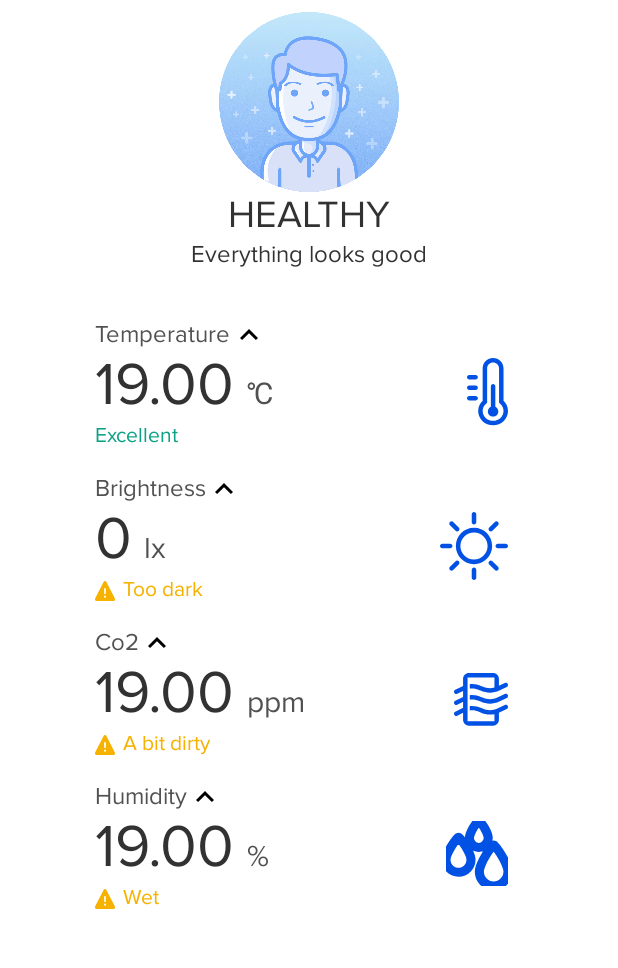
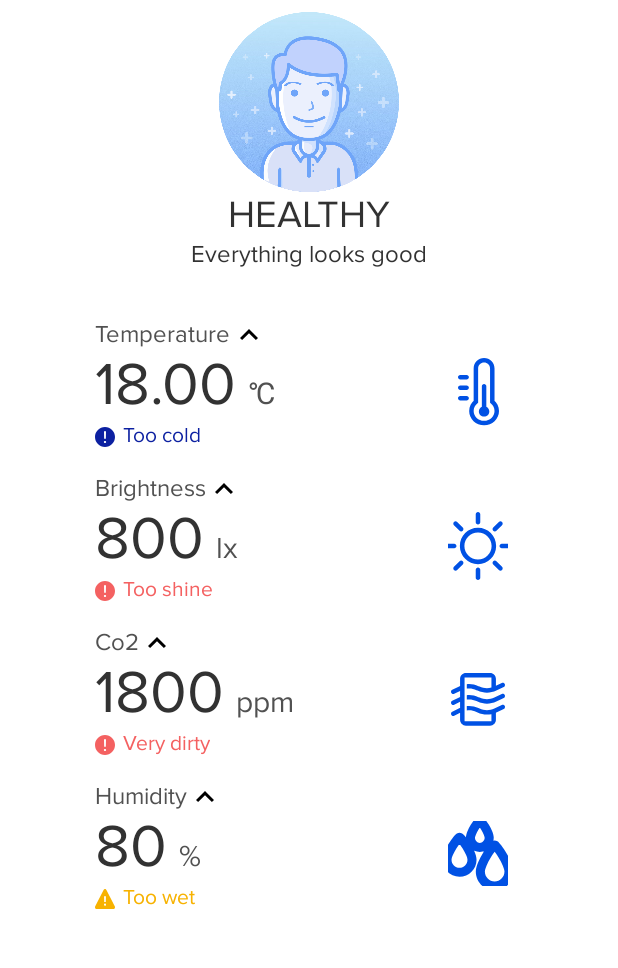
Before and after one commit to Solovova/SmartOfficeK, an Android app: the screen it shows after launch (MainActivity), after a tap on "Room 8", on a phone screen of 412 x 824 dp, the part 47-1015 px from its top. Run offline under Robolectric (Android 15) with nearby library versions, the light colour scheme and no system bars.

Commit message:
new type of def values

```diff
--- a/app/src/main/java/com/example/smartoffice/dataclass/DataAlarmSensorIndicator.kt
+++ /dev/null
@@ -1,6 +0,0 @@
-package com.example.smartoffice.dataclass
-
-data class DataAlarmSensorIndicator(val icon_visible: Boolean,
-                                    val icon_id_pic: Int,
-                                    val text: String,
-                                    val text_color_id: Int)
--- a/app/src/main/java/com/example/smartoffice/dataclass/DataIndicatorTypeDef.kt
+++ b/app/src/main/java/com/example/smartoffice/dataclass/DataIndicatorTypeDef.kt
@@ -2,13 +2,13 @@ package com.example.smartoffice.dataclass
 
 class DataIndicatorTypeDef {
     var defValue: Double = 0.0
-    var defAlarmBorder: Array<Double> = Array(2) {0.0; 0.0}
+    var defAlarmBorder = arrayOf<Double> (0.0, 0.0)
     var defTypeOfAlarm: Int = 0 //0 - left and right borders 1 - up and upper border
     var idBigPicture: Int = 0
-    var defTextAlarm: Array<String> = Array(3) {"";"";""}
-    var defTextAlarmIdColor: Array<Int> = Array(3) {0;0;0}
-    var defTextAlarmIdImage: Array<Int> = Array(3) {0;0;0}
-    var defOnButtonAlarmIdImage: Array<Int> = Array(3) {0;0;0}
+    var defTextAlarm = arrayOf<String> ("","","")
+    var defTextAlarmIdColor = arrayOf<Int> (0,0,0)
+    var defTextAlarmIdImage = arrayOf<Int> (0,0,0)
+    var defOnButtonAlarmIdImage = arrayOf<Int> (0,0,0)
     var defFormatString: String = ""
     var defDescribeValue: String = ""
     var defDescribe: String = ""
--- a/app/src/main/java/com/example/smartoffice/service/Sensor.kt
+++ b/app/src/main/java/com/example/smartoffice/service/Sensor.kt
@@ -10,12 +10,14 @@ class Sensor {
     var indicators = mutableListOf<SensorIndicator>()
     var sensorID: String = ""
     var sensorName: String = ""
+    val sensorContainer: SensorContainer
     private var sensorButton: SensorButton? = null
     private var fragmentSensor: FragmentSensor? = null
     private var sensorIndicatorContainer: LinearLayout? = null
 
 
-    constructor(_sensorID: String) {
+    constructor(_sensorID: String, _sensorContainer: SensorContainer) {
+        this.sensorContainer = _sensorContainer
         this.sensorID = _sensorID
     }
 
@@ -62,13 +64,13 @@ class Sensor {
         if (testSensorIndicatorType == null) return
         var sensorIndicator: SensorIndicator
         for (ind in 0 until testSensorIndicatorType.size) {
-            sensorIndicator = SensorIndicator(testSensorIndicatorType[ind])
+            sensorIndicator = SensorIndicator(testSensorIndicatorType[ind],this)
             sensorIndicator.testGenerateData()
             indicators.add(sensorIndicator)
         }
     }
 
-    fun getArarmState(type: EnumIndicatorsType): Int {
+    fun getAlarmState(type: EnumIndicatorsType): Int {
         var maxAlarm  = 0
         for (indicator in indicators){
             if (indicator.type == type) {
--- a/app/src/main/java/com/example/smartoffice/service/SensorContainer.kt
+++ b/app/src/main/java/com/example/smartoffice/service/SensorContainer.kt
@@ -22,15 +22,15 @@ class SensorContainer {
         //Temperature
         tmpDataIndicatorTypeDef = DataIndicatorTypeDef()
         with(tmpDataIndicatorTypeDef) {
-            defValue = 20.0
-            defAlarmBorder          = Array(2){19.0; 26.0}
+            defValue = 18.0
+            defAlarmBorder          = arrayOf(19.0, 26.0)
             defTypeOfAlarm          = 0
-            defTextAlarm            = Array(3) {"Excellent"; "Too cold"; "Too hot"}
-            defTextAlarmIdColor     = Array(3) {R.color.colorSOGreen; R.color.colorSOBlue; R.color.colorSORed}
-            defTextAlarmIdImage     = Array(3) {0; R.drawable.ic_sensor_pic_blue; R.drawable.ic_sensor_pic_red}
-            defOnButtonAlarmIdImage = Array(3) {0; R.drawable.ic_sensor_pic_blue; R.drawable.ic_sensor_pic_red}
+            defTextAlarm            = arrayOf("Excellent", "Too cold", "Too hot")
+            defTextAlarmIdColor     = arrayOf(R.color.colorSOGreen, R.color.colorSOBlue, R.color.colorSORed)
+            defTextAlarmIdImage     = arrayOf(0, R.drawable.ic_sensor_pic_blue, R.drawable.ic_sensor_pic_red)
+            defOnButtonAlarmIdImage = arrayOf(0, R.drawable.ic_sensor_pic_blue, R.drawable.ic_sensor_pic_red)
             idBigPicture            = R.drawable.ic_sensor_temperature
-            defFormatString         = "%.0f"
+            defFormatString         = "%.2f"
             defDescribeValue        = "℃"
             defDescribe             = "Temperature"
         }
@@ -39,21 +39,51 @@ class SensorContainer {
         //Brightness
         tmpDataIndicatorTypeDef = DataIndicatorTypeDef()
         with(tmpDataIndicatorTypeDef) {
-
+            defValue = 800.0
+            defAlarmBorder          = arrayOf(200.0, 600.0)
+            defTypeOfAlarm          = 0
+            defTextAlarm            = arrayOf("Excellent", "Too dark", "Too shine")
+            defTextAlarmIdColor     = arrayOf(R.color.colorSOGreen, R.color.colorSOBlue, R.color.colorSORed)
+            defTextAlarmIdImage     = arrayOf(0, R.drawable.ic_sensor_pic_blue, R.drawable.ic_sensor_pic_red)
+            defOnButtonAlarmIdImage = arrayOf(0, R.drawable.ic_sensor_pic_blue, R.drawable.ic_sensor_pic_red)
+            idBigPicture            = R.drawable.ic_sensor_brightness
+            defFormatString         = "%.0f"
+            defDescribeValue        = "lx"
+            defDescribe             = "Brightness"
         }
         sensorIndicatorDef[EnumIndicatorsType.Brightness] = tmpDataIndicatorTypeDef
 
         //Co2
         tmpDataIndicatorTypeDef = DataIndicatorTypeDef()
         with(tmpDataIndicatorTypeDef) {
-
+            defValue = 1800.0
+            defAlarmBorder          = arrayOf(1000.0, 1400.0)
+            defTypeOfAlarm          = 1
+            defTextAlarm            = arrayOf("Excellent", "A bit dirty", "Very dirty")
+            defTextAlarmIdColor     = arrayOf(R.color.colorSOGreen, R.color.colorSOYellow, R.color.colorSORed)
+            defTextAlarmIdImage     = arrayOf(0, R.drawable.ic_sensor_pic_yellow, R.drawable.ic_sensor_pic_red)
+            defOnButtonAlarmIdImage = arrayOf(0, R.drawable.ic_sensor_pic_yellow, R.drawable.ic_sensor_pic_red)
+            idBigPicture            = R.drawable.ic_sensor_co2
+            defFormatString         = "%.0f"
+            defDescribeValue        = "ppm"
+            defDescribe             = "Co2"
         }
         sensorIndicatorDef[EnumIndicatorsType.Co2] = tmpDataIndicatorTypeDef
 
         //Humidity
         tmpDataIndicatorTypeDef = DataIndicatorTypeDef()
         with(tmpDataIndicatorTypeDef) {
-
+            defValue = 80.0
+            defAlarmBorder          = arrayOf(70.0, 90.0)
+            defTypeOfAlarm          = 1
+            defTextAlarm            = arrayOf("Excellent", "Too wet", "Very wet")
+            defTextAlarmIdColor     = arrayOf(R.color.colorSOGreen, R.color.colorSOYellow, R.color.colorSORed)
+            defTextAlarmIdImage     = arrayOf(0, R.drawable.ic_sensor_pic_yellow, R.drawable.ic_sensor_pic_red)
+            defOnButtonAlarmIdImage = arrayOf(0, R.drawable.ic_sensor_pic_yellow, R.drawable.ic_sensor_pic_red)
+            idBigPicture            = R.drawable.ic_sensor_humidity
+            defFormatString         = "%.0f"
+            defDescribeValue        = "%"
+            defDescribe             = "Humidity"
         }
         sensorIndicatorDef[EnumIndicatorsType.Humidity] = tmpDataIndicatorTypeDef
     }
@@ -88,6 +118,12 @@ class SensorContainer {
         }
     }
 
+    fun getDataIndicatorTypeDef(_type: EnumIndicatorsType):DataIndicatorTypeDef {
+        val dataIndicatorTypeDef = sensorIndicatorDef[_type]
+        dataIndicatorTypeDef ?: return DataIndicatorTypeDef()
+        return dataIndicatorTypeDef
+    }
+
     fun testGenerateData() {
         val testSensorID: Array<String> = arrayOf("id123432", "id999797", "id999997")
         val testSensorName: Array<String> = arrayOf("Room 8", "Room 2", "Room 7")
@@ -114,7 +150,7 @@ class SensorContainer {
 
         var sensor: Sensor?
         for (ind in 0 until testSensorID.size) {
-            sensor = Sensor(testSensorID[ind])
+            sensor = Sensor(testSensorID[ind], this)
             sensor.setName(testSensorName[ind])
             sensor.testGenerateData(testSensorIndicator[testSensorID[ind]])
             sensors[testSensorID[ind]] = sensor
--- a/app/src/main/java/com/example/smartoffice/service/SensorIndicator.kt
+++ b/app/src/main/java/com/example/smartoffice/service/SensorIndicator.kt
@@ -1,43 +1,27 @@
 package com.example.smartoffice.service
 
-import android.util.Log
 import com.example.smartoffice.soviews.SensorIndicatorButton
-import com.example.smartoffice.R
-import com.example.smartoffice.dataclass.DataAlarmSensorIndicator
 import com.example.smartoffice.dataclass.EnumIndicatorsType
 
 
 
 class SensorIndicator  {
-    private var indicatorValue: Double = 0.0
-    private var alarmRange: DoubleArray = doubleArrayOf(0.0, 0.0)
+    private var indicatorValue: Double
     var type: EnumIndicatorsType
+    val sensor: Sensor
+
+
+    private var alarmBorder: Array<Double>
+
 
     private var sensorIndicatorButton: SensorIndicatorButton? = null
 
-    constructor(_type: EnumIndicatorsType) {
-        type = _type
-        when (type) {
-            EnumIndicatorsType.Brightness -> {
-                alarmRange[0] = 1.0
-                alarmRange[1] = 1.0
-            }
-            EnumIndicatorsType.Temperature -> {
-                indicatorValue = 19.0
-                alarmRange[0] = 18.0
-                alarmRange[1] = 28.0
-            }
-            EnumIndicatorsType.Co2 -> {
-                indicatorValue = 19.0
-                alarmRange[0] = 18.0
-                alarmRange[1] = 28.0
-            }
-            EnumIndicatorsType.Humidity -> {
-                indicatorValue = 19.0
-                alarmRange[0] = 18.0
-                alarmRange[1] = 28.0
-            }
-        }
+    constructor(_type: EnumIndicatorsType, _sensor: Sensor) {
+        this.sensor = _sensor
+        this.type = _type
+        val dataIndicatorTypeDef =  _sensor.sensorContainer.getDataIndicatorTypeDef(this.type)
+        this.alarmBorder = dataIndicatorTypeDef.defAlarmBorder.clone()
+        this.indicatorValue = dataIndicatorTypeDef.defValue
     }
 
 
@@ -49,10 +33,6 @@ class SensorIndicator  {
 
     }
 
-    fun nextTestData() {
-
-    }
-
     fun setLinkToSensorIndicatorButton(_sensorIndicatorButton: SensorIndicatorButton) {
         if (this.sensorIndicatorButton !=_sensorIndicatorButton) {
             this.sensorIndicatorButton = _sensorIndicatorButton
@@ -60,144 +40,30 @@ class SensorIndicator  {
         }
     }
 
-    fun visualGetMainImage():Int {
-        when (this.type) {
-            EnumIndicatorsType.Humidity -> return R.drawable.ic_sensor_humidity
-            EnumIndicatorsType.Co2 -> return R.drawable.ic_sensor_co2
-            EnumIndicatorsType.Brightness -> return R.drawable.ic_sensor_brightness
-            EnumIndicatorsType.Temperature -> return R.drawable.ic_sensor_temperature
-            else -> return return R.drawable.ic_sensor_temperature
+    fun getAlarmCode():Int {
+        val dataIndicatorTypeDef =  this.sensor.sensorContainer.getDataIndicatorTypeDef(this.type)
+        when (dataIndicatorTypeDef.defTypeOfAlarm) {
+            0 -> {
+                if (this.indicatorValue <= this.alarmBorder[0]) return 1
+                if (this.indicatorValue >= this.alarmBorder[1]) return 2
+                return 0
+            }
+            1 -> {
+                if (this.indicatorValue >= this.alarmBorder[1]) return 2
+                if (this.indicatorValue >= this.alarmBorder[0]) return 1
+                return 0
+            }
+            else -> return 0
         }
     }
 
-    fun getAlarmCode():Int {
-        //0 - all is ok, 1 - upper when 1st border, 2 - upper when 2nd border ()
-        //0 - all is ok, 1 - below when 1st border, 2 - upper when 2nd border (Temperature,Brightness indicator)
-        when(this.type) {
-            EnumIndicatorsType.Temperature, EnumIndicatorsType.Brightness -> {
-                if (this.indicatorValue <= this.alarmRange[0]) {
-                    return 1
-                }else if (this.indicatorValue >= this.alarmRange[1]) {
-                    return 2
-                }else return 0
-            }
-            else -> {
-                if (this.indicatorValue >= this.alarmRange[1]) {
-                    return 2
-                }else if (this.indicatorValue >= this.alarmRange[0]) {
-                    return 1
-                }else return 0
-            }
-        }
-    }
-
-    fun getValueText(): String {
-        when (this.type) {
-            EnumIndicatorsType.Temperature -> return String.format("%.2f", this.indicatorValue)
-            EnumIndicatorsType.Co2 -> return String.format("%.2f", this.indicatorValue)
-            EnumIndicatorsType.Brightness -> return String.format("%.0f", this.indicatorValue)
-            EnumIndicatorsType.Humidity -> return String.format("%.2f", this.indicatorValue)
-        }
-    }
-
-    fun getValueSign(): String {
-        var result = ""
-        when {
-            this.type == EnumIndicatorsType.Temperature -> result = "℃"
-            this.type == EnumIndicatorsType.Co2 -> result = "ppm"
-            this.type == EnumIndicatorsType.Brightness -> result = "lx"
-            this.type == EnumIndicatorsType.Humidity -> result = "%"
-        }
-        return result
-    }
-
-    fun getAlarmStay(alarmCode: Int = getAlarmCode() ):DataAlarmSensorIndicator  {
-        var resultIconVisible:Boolean = (alarmCode != 0)
-        var resultIconIdPic:Int = R.drawable.ic_sensor_pic_yellow
-        var resultText:String = "Excellent"
-        var resultTextColorId:Int = R.color.colorSOYellow
-
-
-
-        when(this.type) {
-            EnumIndicatorsType.Temperature -> {
-                when(alarmCode){
-                    0 -> {
-                        resultText = "Excellent"
-                        resultTextColorId = R.color.colorSOGreen
-                    }
-                    1 -> {
-                        resultText = "Too cold"
-                        resultTextColorId = R.color.colorSOYellow
-                        resultIconIdPic = R.drawable.ic_sensor_pic_yellow
-                    }
-                    2 -> {
-                        resultText = "Too hot"
-                        resultTextColorId = R.color.colorSORed
-                        resultIconIdPic = R.drawable.ic_sensor_pic_red
-                    }
-                }
-            }
-            EnumIndicatorsType.Co2 -> {
-                when(alarmCode){
-                    0 -> {
-                        resultText = "Excellent"
-                        resultTextColorId = R.color.colorSOGreen
-                    }
-                    1 -> {
-                        resultText = "A bit dirty"
-                        resultTextColorId = R.color.colorSOYellow
-                        resultIconIdPic = R.drawable.ic_sensor_pic_yellow
-                    }
-                    2 -> {
-                        resultText = "Very dirty"
-                        resultTextColorId = R.color.colorSORed
-                        resultIconIdPic = R.drawable.ic_sensor_pic_red
-                    }
-                }
-            }
-            EnumIndicatorsType.Humidity -> {
-                when(alarmCode){
-                    0 -> {
-                        resultText = "Excellent"
-                        resultTextColorId = R.color.colorSOGreen
-                    }
-                    1 -> {
-                        resultText = "Wet"
-                        resultTextColorId = R.color.colorSOYellow
-                        resultIconIdPic = R.drawable.ic_sensor_pic_yellow
-                    }
-                    2 -> {
-                        resultText = "Water around"
-                        resultTextColorId = R.color.colorSORed
-                        resultIconIdPic = R.drawable.ic_sensor_pic_red
-                    }
-                }
-            }
-            EnumIndicatorsType.Brightness -> {
-                when(alarmCode){
-                    0 -> {
-                        resultText = "Excellent"
-                        resultTextColorId = R.color.colorSOGreen
-                    }
-                    1 -> {
-                        resultText = "Too dark"
-                        resultTextColorId = R.color.colorSOYellow
-                        resultIconIdPic = R.drawable.ic_sensor_pic_yellow
-                    }
-                    2 -> {
-                        resultText = "Too shine"
-                        resultTextColorId = R.color.colorSORed
-                        resultIconIdPic = R.drawable.ic_sensor_pic_red
-                    }
-                }
-            }
-        }
-        Log.i("SHOW",DataAlarmSensorIndicator(resultIconVisible, resultIconIdPic, resultText , resultTextColorId).toString())
-        return DataAlarmSensorIndicator(resultIconVisible, resultIconIdPic, resultText , resultTextColorId)
+    fun getIndicatorValue(): Double {
+        return this.indicatorValue
     }
 
 
 
 
+
+
 }
--- a/app/src/main/java/com/example/smartoffice/soviews/SensorButton.kt
+++ b/app/src/main/java/com/example/smartoffice/soviews/SensorButton.kt
@@ -54,8 +54,6 @@ class SensorButton: ConstraintLayout  {
         this.setOnClickListener(onclickListener)
     }
 
-
-
     private fun refreshValue() {
         val sensor = this.sensor
         if (sensor != null) {
@@ -63,25 +61,23 @@ class SensorButton: ConstraintLayout  {
             var tImgSmall: ImageView
             var tAlarm: Int
             for (t_type in EnumIndicatorsType.values()) {
+                val dataIndicatorTypeDef =  sensor.sensorContainer.getDataIndicatorTypeDef(t_type)
                 tImgBig = imgBig[t_type.ordinal]
                 tImgSmall = imgSmall[t_type.ordinal]
-                tAlarm = sensor.getArarmState(t_type)
+                tAlarm = sensor.getAlarmState(t_type)
+
                 when (tAlarm) {
                     0 -> {
                         tImgBig.visibility = View.GONE
                         tImgSmall.visibility = View.GONE
                     }
-                    1 -> {
+                    1,2 -> {
                         tImgBig.visibility = View.VISIBLE
                         tImgSmall.visibility = View.VISIBLE
-                        tImgSmall.background = ContextCompat.getDrawable(context, R.drawable.ic_sensor_pic_yellow)
-                    }
-                    2 -> {
-                        tImgBig.visibility = View.VISIBLE
-                        tImgSmall.visibility = View.VISIBLE
-                        tImgSmall.background = ContextCompat.getDrawable(context, R.drawable.ic_sensor_pic_red)
+                        tImgSmall.background = ContextCompat.getDrawable(context, dataIndicatorTypeDef.defOnButtonAlarmIdImage[tAlarm])
                     }
                 }
+
             }
         }
     }
--- a/app/src/main/java/com/example/smartoffice/soviews/SensorIndicatorButton.kt
+++ b/app/src/main/java/com/example/smartoffice/soviews/SensorIndicatorButton.kt
@@ -2,10 +2,9 @@ package com.example.smartoffice.soviews
 
 
 import android.content.Context
-import android.graphics.Color
-import android.os.Build
 import android.support.constraint.ConstraintLayout
 import android.support.v4.content.ContextCompat
+import android.util.Log
 import android.view.View
 import android.widget.ImageView
 import android.widget.TextView
@@ -37,32 +36,33 @@ class SensorIndicatorButton: ConstraintLayout  {
     private fun refreshValue() {
         val sensorIndicator = this.sensorIndicator
         if (sensorIndicator != null) {
-            val alarmStay = sensorIndicator.getAlarmStay()
-            visualTextValue.text = sensorIndicator.getValueText()
-            if (alarmStay.icon_visible) {
+            val dataIndicatorTypeDef =  sensorIndicator.sensor.sensorContainer.getDataIndicatorTypeDef(sensorIndicator.type)
+            visualTextValue.text = String.format(dataIndicatorTypeDef.defFormatString, sensorIndicator.getIndicatorValue())
+            val alarmCode = sensorIndicator.getAlarmCode()
+            if (alarmCode != 0) {
                 this.visualAlarmImage.visibility = View.VISIBLE
                 this.visualAlarmText.visibility = View.VISIBLE
                 this.visualAlarmTextEx.visibility = View.GONE
-                this.visualAlarmImage.background = ContextCompat.getDrawable(context, alarmStay.icon_id_pic)
-                this.visualAlarmText.text = alarmStay.text
-                this.visualAlarmText.setTextColor(ContextCompat.getColor(context, alarmStay.text_color_id))
+                this.visualAlarmText.setTextColor(ContextCompat.getColor(context, dataIndicatorTypeDef.defTextAlarmIdColor[alarmCode]))
+                this.visualAlarmText.text = dataIndicatorTypeDef.defTextAlarm[alarmCode]
+                this.visualAlarmImage.setBackgroundResource(dataIndicatorTypeDef.defTextAlarmIdImage[alarmCode])
             }else{
                 this.visualAlarmImage.visibility = View.GONE
                 this.visualAlarmText.visibility = View.GONE
                 this.visualAlarmTextEx.visibility = View.VISIBLE
-                this.visualAlarmTextEx.text = alarmStay.text
-                this.visualAlarmTextEx.setTextColor(ContextCompat.getColor(context, alarmStay.text_color_id))
+                this.visualAlarmTextEx.setTextColor(ContextCompat.getColor(context, dataIndicatorTypeDef.defTextAlarmIdColor[alarmCode]))
+                this.visualAlarmTextEx.text = dataIndicatorTypeDef.defTextAlarm[alarmCode]
             }
-
         }
     }
 
     private fun refreshAll() {
         val sensorIndicator = this.sensorIndicator
         if (sensorIndicator != null) {
-            this.visualTextViewUp.text = sensorIndicator.type.toString()
-            this.visualImageBig.setBackgroundResource(sensorIndicator.visualGetMainImage())
-            this.visualTextValueSign.text = sensorIndicator.getValueSign()
+            val dataIndicatorTypeDef =  sensorIndicator.sensor.sensorContainer.getDataIndicatorTypeDef(sensorIndicator.type)
+            this.visualTextViewUp.text = dataIndicatorTypeDef.defDescribe
+            this.visualImageBig.setImageResource(dataIndicatorTypeDef.idBigPicture)
+            this.visualTextValueSign.text = dataIndicatorTypeDef.defDescribeValue
             refreshValue()
         }
     }
--- a/app/src/main/res/layout/soview_sensor_button.xml
+++ b/app/src/main/res/layout/soview_sensor_button.xml
@@ -27,7 +27,7 @@
 
     <ImageView
             android:id="@+id/imageView0"
-            android:layout_width="wrap_content"
+            android:layout_width="40dp"
             android:layout_height="wrap_content"
             android:layout_marginTop="8dp"
             android:layout_marginEnd="10dp"
@@ -35,11 +35,11 @@
             app:layout_constraintEnd_toEndOf="parent"
             app:layout_constraintTop_toTopOf="parent"
             app:layout_constraintBottom_toBottomOf="parent"
-            android:background="@drawable/ic_sensor_temperature"/>
+            android:src="@drawable/ic_sensor_temperature"/>
 
     <ImageView
         android:id="@+id/imageView1"
-        android:layout_width="wrap_content"
+        android:layout_width="40dp"
         android:layout_height="wrap_content"
         android:layout_marginTop="8dp"
         android:layout_marginEnd="10dp"
@@ -47,11 +47,11 @@
         app:layout_constraintEnd_toStartOf="@+id/imageView0"
         app:layout_constraintTop_toTopOf="parent"
         app:layout_constraintBottom_toBottomOf="parent"
-        android:background="@drawable/ic_sensor_humidity"/>
+        android:src="@drawable/ic_sensor_humidity"/>
 
     <ImageView
             android:id="@+id/imageView2"
-            android:layout_width="wrap_content"
+            android:layout_width="40dp"
             android:layout_height="wrap_content"
             android:layout_marginTop="8dp"
             android:layout_marginEnd="10dp"
@@ -59,11 +59,11 @@
             app:layout_constraintEnd_toStartOf="@+id/imageView1"
             app:layout_constraintTop_toTopOf="parent"
             app:layout_constraintBottom_toBottomOf="parent"
-            android:background="@drawable/ic_sensor_co2"/>
+            android:src="@drawable/ic_sensor_co2"/>
 
     <ImageView
             android:id="@+id/imageView3"
-            android:layout_width="wrap_content"
+            android:layout_width="40dp"
             android:layout_height="wrap_content"
             android:layout_marginTop="8dp"
             android:layout_marginEnd="10dp"
@@ -71,7 +71,7 @@
             app:layout_constraintEnd_toStartOf="@+id/imageView2"
             app:layout_constraintTop_toTopOf="parent"
             app:layout_constraintBottom_toBottomOf="parent"
-            android:background="@drawable/ic_sensor_brightness"/>
+            android:src="@drawable/ic_sensor_brightness"/>
 
     <ImageView
         android:id="@+id/imageView01"
--- a/app/src/main/res/layout/soview_sensor_indicator_button.xml
+++ b/app/src/main/res/layout/soview_sensor_indicator_button.xml
@@ -66,11 +66,11 @@
             android:layout_marginTop="8dp"
             app:layout_constraintStart_toEndOf="@+id/textView_Up"
             app:layout_constraintTop_toTopOf="parent"
-            app:srcCompat="@drawable/ic_sensor_up" />
+            android:background="@drawable/ic_sensor_up" />
 
     <ImageView
             android:id="@+id/imageView"
-            android:layout_width="wrap_content"
+            android:layout_width="40dp"
             android:layout_height="wrap_content"
             android:layout_marginTop="8dp"
             android:layout_marginEnd="50dp"
@@ -78,7 +78,7 @@
             app:layout_constraintEnd_toEndOf="parent"
             app:layout_constraintTop_toTopOf="@+id/textView_0"
             app:layout_constraintBottom_toBottomOf="@+id/textView_0"
-            android:background="@drawable/ic_sensor_temperature"/>
+            android:src="@drawable/ic_sensor_temperature"/>
 
     <ImageView
             android:id="@+id/imageView3"
```
